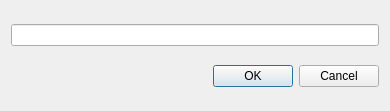
Qt form EZbudget/updatebudgetdialog.ui (IvanInandan/EZBudget) before a commit.
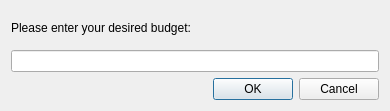
The same form after that commit.

```diff
--- a/EZbudget/updatebudgetdialog.ui
+++ b/EZbudget/updatebudgetdialog.ui
@@ -14,6 +14,13 @@
    <string>Dialog</string>
   </property>
   <layout class="QVBoxLayout" name="verticalLayout">
+   <item>
+    <widget class="QLabel" name="label">
+     <property name="text">
+      <string>Please enter your desired budget:</string>
+     </property>
+    </widget>
+   </item>
    <item>
     <widget class="QLineEdit" name="lineEdit"/>
    </item>
```
